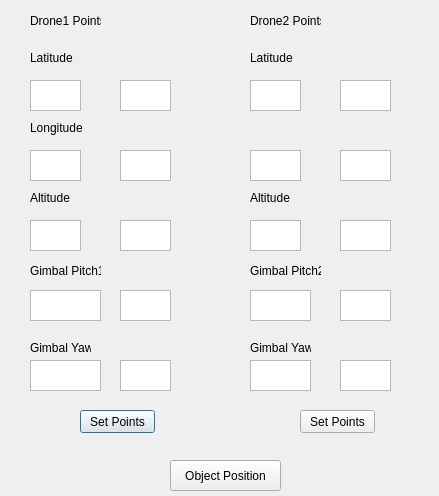
First picture: the form in home.ui, repository arghasen10/object_tracking_with_two_drones, before the edit.
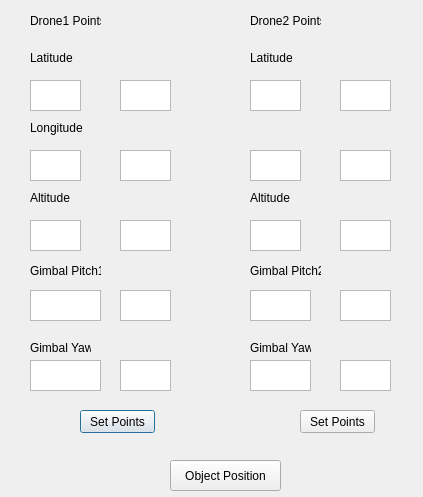
Second picture: the form after the edit.

Diff of the .ui file:
```diff
--- a/home.ui
+++ b/home.ui
@@ -6,8 +6,8 @@
    <rect>
     <x>0</x>
     <y>0</y>
-    <width>439</width>
-    <height>496</height>
+    <width>423</width>
+    <height>497</height>
    </rect>
   </property>
   <property name="windowTitle">
```
Left out of the diff: 2 changed lines with no effect on the pictures.
